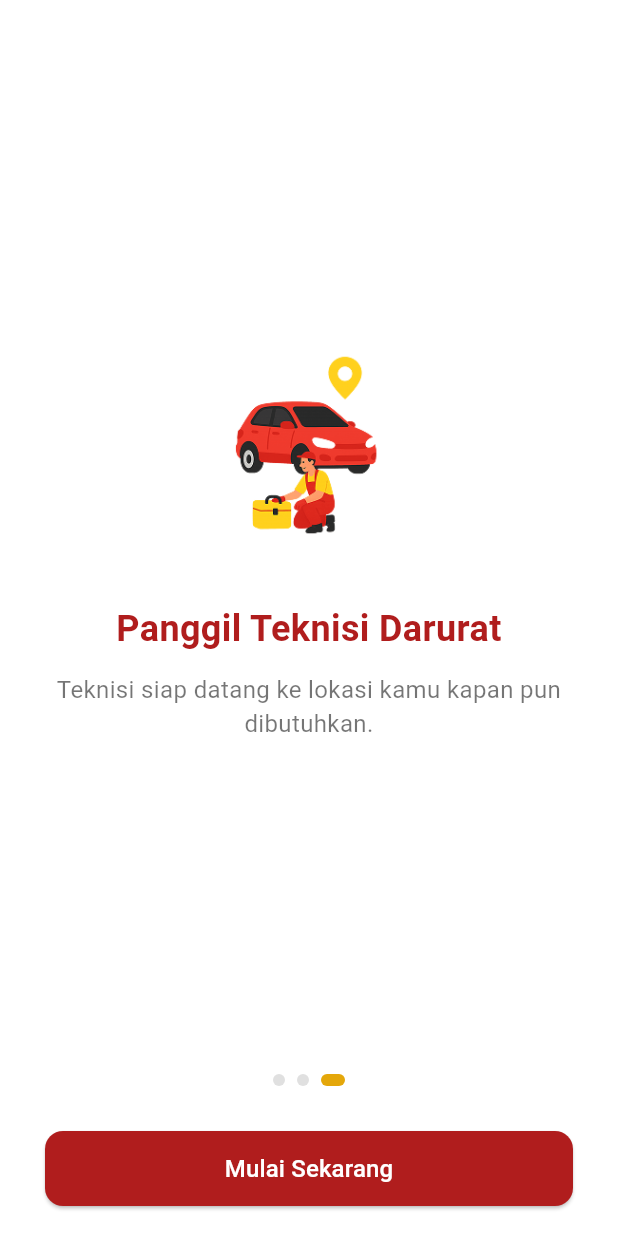
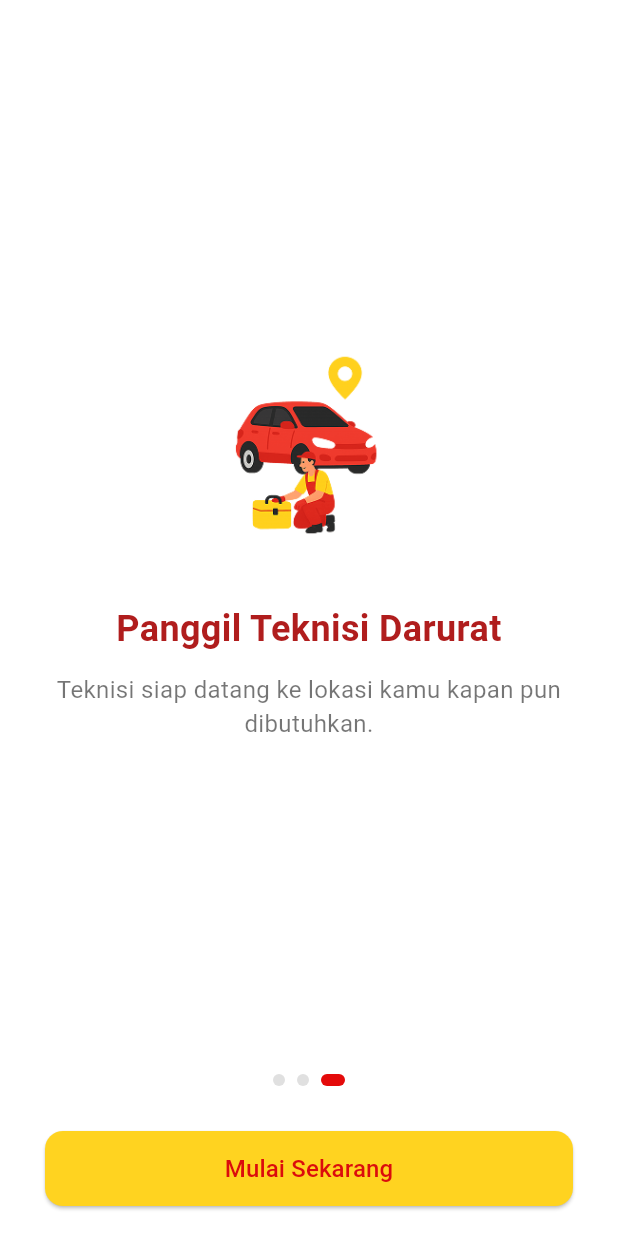
Before and after one commit to Z-A-N/bengkelku, a Flutter app: the screen it shows after launch, swiped to page 3, on a phone screen of 412 x 824 dp. Run offline on Flutter 3.47's test engine with Material 3 defaults, Android fonts, the phone set to English and light mode, and no system bars.

Commit message:
ubah tombol mulai sekarang background kuning, teks merah

```diff
--- a/lib/onboarding_screen.dart
+++ b/lib/onboarding_screen.dart
@@ -138,7 +138,7 @@ class _OnboardingScreenState extends State<OnboardingScreen> {
                       height: 8,
                       decoration: BoxDecoration(
                         color: _currentPage == index
-                            ? const Color(0xFFE4A70A)
+                            ? const Color.fromARGB(255, 228, 10, 10)
                             : Colors.grey[300],
                         borderRadius: BorderRadius.circular(10),
                       ),
@@ -154,7 +154,7 @@ class _OnboardingScreenState extends State<OnboardingScreen> {
                     child: ElevatedButton(
                       onPressed: _nextPage,
                       style: ElevatedButton.styleFrom(
-                        backgroundColor: const Color(0xFFB01D1D),
+                        backgroundColor: const Color(0xFFFFD320),
                         minimumSize: const Size(double.infinity, 50),
                         shape: RoundedRectangleBorder(
                           borderRadius: BorderRadius.circular(12),
@@ -162,7 +162,10 @@ class _OnboardingScreenState extends State<OnboardingScreen> {
                       ),
                       child: const Text(
                         "Mulai Sekarang",
-                        style: TextStyle(fontSize: 16, color: Colors.white),
+                        style: TextStyle(
+                          fontSize: 16,
+                          color: Color.fromARGB(255, 219, 12, 12),
+                        ),
                       ),
                     ),
                   ),
```
